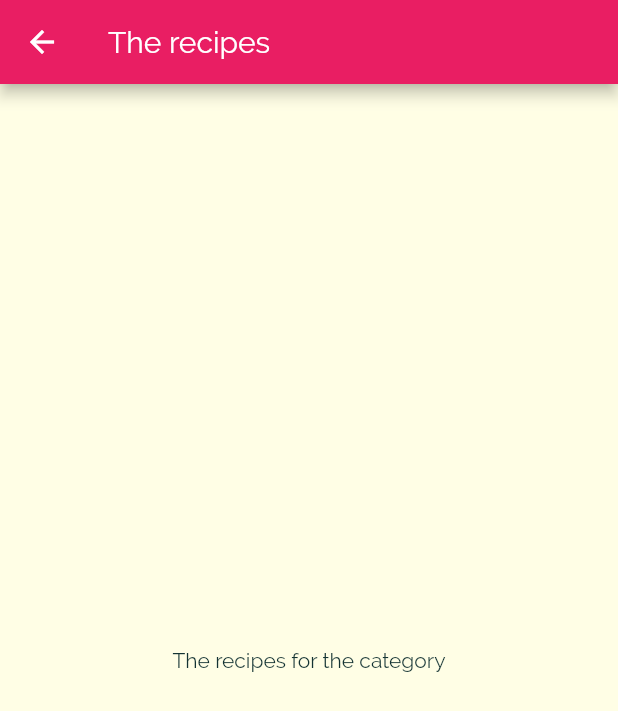
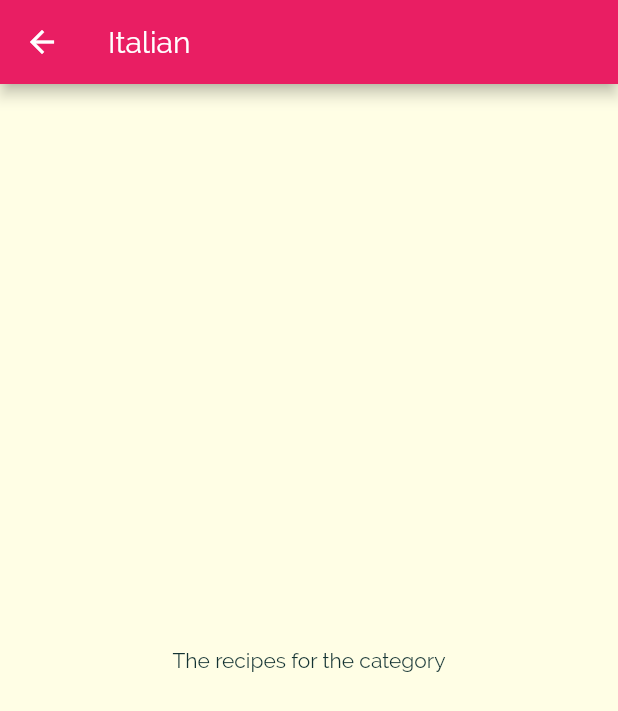
Before and after one commit to leosuncin/flutter_meal_app, a Flutter app: the screen it shows after launch, after a tap on "Italian", on a phone screen of 412 x 824 dp. Shown: the top 711 px of the screen. Run offline on Flutter 3.47's test engine with Material 2 defaults, Android fonts, the phone set to English and light mode, and no system bars.

Commit message:
Pass data to next screen via constructor

```diff
--- a/lib/categories_screen.dart
+++ b/lib/categories_screen.dart
@@ -12,6 +12,7 @@ class CategoriesScreen extends StatelessWidget {
       body: GridView(
         children: DUMMY_CATEGORIES
             .map((category) => CategoryItem(
+                  id: category.id,
                   title: category.title,
                   color: category.color,
                 ))
--- a/lib/category_item.dart
+++ b/lib/category_item.dart
@@ -2,14 +2,15 @@ import 'package:flutter/material.dart';
 import './category_meals_screen.dart';
 
 class CategoryItem extends StatelessWidget {
+  final String id;
   final String title;
   final Color color;
 
-  CategoryItem({@required this.title, @required this.color});
+  CategoryItem({@required this.id, @required this.title, @required this.color});
 
   Function selectCategory(BuildContext context) {
-    return () => Navigator.of(context)
-        .push(MaterialPageRoute(builder: (_) => CategoryMealsScreen()));
+    return () => Navigator.of(context).push(
+        MaterialPageRoute(builder: (_) => CategoryMealsScreen(id, title)));
   }
 
   @override
--- a/lib/category_meals_screen.dart
+++ b/lib/category_meals_screen.dart
@@ -1,11 +1,16 @@
 import 'package:flutter/material.dart';
 
 class CategoryMealsScreen extends StatelessWidget {
+  final String categoryId;
+  final String categoryTitle;
+
+  CategoryMealsScreen(this.categoryId, this.categoryTitle);
+
   @override
   Widget build(BuildContext context) {
     return Scaffold(
       appBar: AppBar(
-        title: Text('The recipes'),
+        title: Text(categoryTitle),
       ),
       body: Center(
         child: Text('The recipes for the category'),
```
